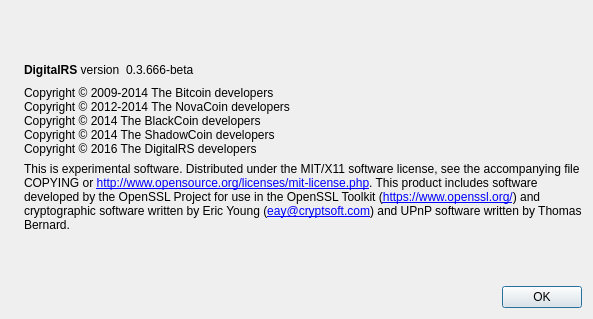
Qt form source/src/qt/forms/aboutdialog.ui (mammix2/experimental) before a commit.
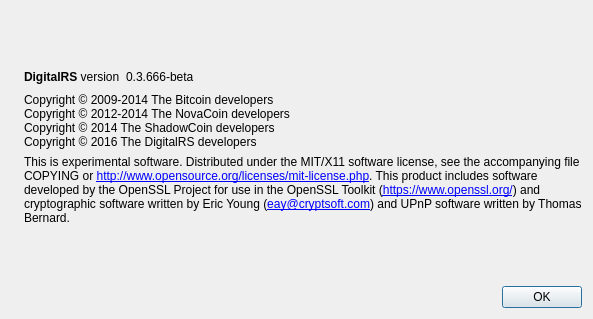
The same form after that commit. Icons and pictures are not drawn.

```diff
--- a/source/src/qt/forms/aboutdialog.ui
+++ b/source/src/qt/forms/aboutdialog.ui
@@ -93,7 +93,6 @@
        <property name="text">
         <string>Copyright © 2009-2014 The Bitcoin developers
 Copyright © 2012-2014 The NovaCoin developers
-Copyright © 2014 The BlackCoin developers
 Copyright © 2014 The ShadowCoin developers
 Copyright © 2016 The DigitalRS developers</string>
        </property>
```
